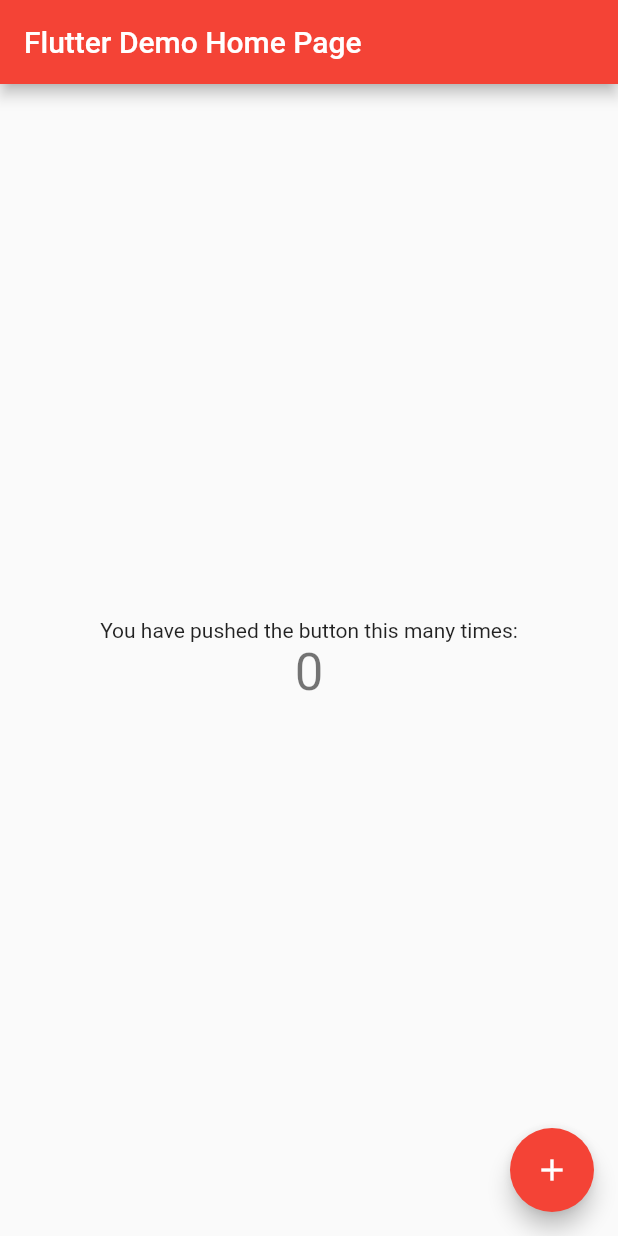
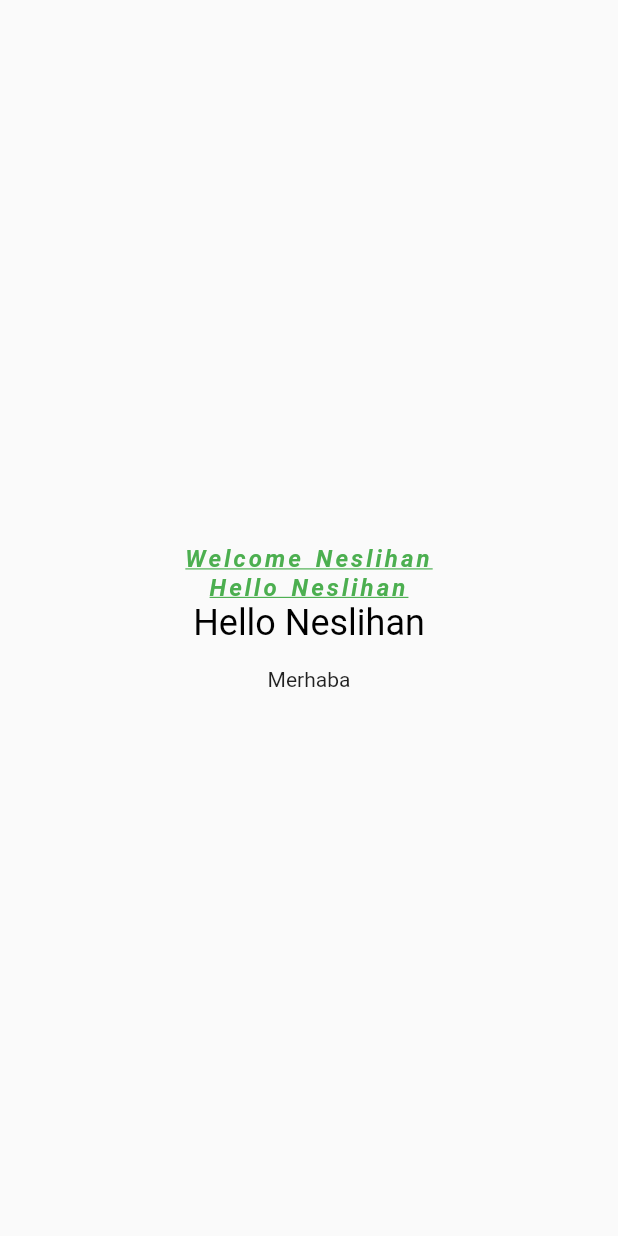
Before and after one commit to neslihanatasever/flutter_full_learnn, a Flutter app: the screen it shows after launch, on a phone screen of 412 x 824 dp. Run offline on Flutter 3.47's test engine with Material 2 defaults, Android fonts, the phone set to English and light mode, and no system bars.

Commit message:
TextLearn.Dart

```diff
--- a/lib/101/text_learn.dart
+++ b/lib/101/text_learn.dart
@@ -0,0 +1,64 @@
+import 'package:flutter/material.dart';
+
+class TextLearnView extends StatelessWidget {
+  TextLearnView({Key? key, this.userName}) : super(key: key);
+  final String name = 'Neslihan';
+  final String? userName;
+
+  final ProjectKeys keys= ProjectKeys();
+
+  @override
+  Widget build(BuildContext context) {
+    return Scaffold(
+      body: Center(
+        child: Column(
+          mainAxisAlignment: MainAxisAlignment.center,
+          children: [
+            Text(
+              ('Welcome $name'),
+              maxLines: 2,
+              overflow: TextOverflow.ellipsis,
+              textAlign: TextAlign.center,
+              style: ProjectStyles.welcomeStyle,
+            ),
+            Text(
+              ('Hello $name'),
+              maxLines: 2,
+              overflow: TextOverflow.ellipsis,
+              textAlign: TextAlign.center,
+              style: ProjectStyles.welcomeStyle,
+            ),
+            Text(
+              ('Hello $name'),
+              maxLines: 2,
+              overflow: TextOverflow.ellipsis,
+              textAlign: TextAlign.center,
+              style: Theme.of(context).textTheme.headline5?.copyWith(color: ProjectColors.welcomeColor),
+            ),
+            Text(userName ?? ''),
+            Text(keys.welcome),
+          ],
+        ),
+      ),
+    );
+  }
+}
+
+class ProjectStyles {
+  static TextStyle welcomeStyle = const TextStyle(
+      wordSpacing: 2,
+      letterSpacing: 2,
+      color: Colors.green,
+      fontSize: 16,
+      decoration: TextDecoration.underline,
+      fontWeight: FontWeight.w600,
+      fontStyle: FontStyle.italic);
+}
+
+class ProjectColors {
+  static Color welcomeColor = Colors.black;
+}
+
+class ProjectKeys {
+  final String welcome = "Merhaba";
+}
--- a/lib/main.dart
+++ b/lib/main.dart
@@ -1,115 +1,21 @@
 import 'package:flutter/material.dart';
+import 'package:flutter_full_learn/101/text_learn.dart';
 
 void main() {
-  runApp(const MyApp()); //ali dayı
+  runApp(const MyApp());
 }
 
 class MyApp extends StatelessWidget {
   const MyApp({Key? key}) : super(key: key);
 
-  // This widget is the root of your application.
   @override
   Widget build(BuildContext context) {
     return MaterialApp(
       title: 'Flutter Demo',
       theme: ThemeData(
-        // This is the theme of your application.
-        //
-        // Try running your application with "flutter run". You'll see the
-        // application has a blue toolbar. Then, without quitting the app, try
-        // changing the primarySwatch below to Colors.green and then invoke
-        // "hot reload" (press "r" in the console where you ran "flutter run",
-        // or simply save your changes to "hot reload" in a Flutter IDE).
-        // Notice that the counter didn't reset back to zero; the application
-        // is not restarted.
-        primarySwatch: Colors.red,
+        primarySwatch: Colors.blueGrey,
       ),
-      home: const MyHomePage(title: 'Flutter Demo Home Page'),
+      home: TextLearnView(),
     );
   }
 }
-
-class MyHomePage extends StatefulWidget {
-  const MyHomePage({Key? key, required this.title}) : super(key: key);
-
-  // This widget is the home page of your application. It is stateful, meaning
-  // that it has a State object (defined below) that contains fields that affect
-  // how it looks.
-
-  // This class is the configuration for the state. It holds the values (in this
-  // case the title) provided by the parent (in this case the App widget) and
-  // used by the build method of the State. Fields in a Widget subclass are
-  // always marked "final".
-
-  final String title;
-
-  @override
-  State<MyHomePage> createState() => _MyHomePageState();
-}
-
-class _MyHomePageState extends State<MyHomePage> {
-  int _counter = 0;
-
-  void _incrementCounter() {
-    setState(() {
-      // This call to setState tells the Flutter framework that something has
-      // changed in this State, which causes it to rerun the build method below
-      // so that the display can reflect the updated values. If we changed
-      // _counter without calling setState(), then the build method would not be
-      // called again, and so nothing would appear to happen.
-      _counter++;
-    });
-  }
-
-  @override
-  Widget build(BuildContext context) {
-    // This method is rerun every time setState is called, for instance as done
-    // by the _incrementCounter method above.
-    //
-    // The Flutter framework has been optimized to make rerunning build methods
-    // fast, so that you can just rebuild anything that needs updating rather
-    // than having to individually change instances of widgets.
-    return Scaffold(
-      appBar: AppBar(
-        // Here we take the value from the MyHomePage object that was created by
-        // the App.build method, and use it to set our appbar title.
-        title: Text(widget.title),
-      ),
-      body: Center(
-        // Center is a layout widget. It takes a single child and positions it
-        // in the middle of the parent.
-        child: Column(
-          // Column is also a layout widget. It takes a list of children and
-          // arranges them vertically. By default, it sizes itself to fit its
-          // children horizontally, and tries to be as tall as its parent.
-          //
-          // Invoke "debug painting" (press "p" in the console, choose the
-          // "Toggle Debug Paint" action from the Flutter Inspector in Android
-          // Studio, or the "Toggle Debug Paint" command in Visual Studio Code)
-          // to see the wireframe for each widget.
-          //
-          // Column has various properties to control how it sizes itself and
-          // how it positions its children. Here we use mainAxisAlignment to
-          // center the children vertically; the main axis here is the vertical
-          // axis because Columns are vertical (the cross axis would be
-          // horizontal).
-          mainAxisAlignment: MainAxisAlignment.center,
-          children: <Widget>[
-            const Text(
-              'You have pushed the button this many times:',
-            ),
-            Text(
-              '$_counter',
-              style: Theme.of(context).textTheme.headline4,
-            ),
-          ],
-        ),
-      ),
-      floatingActionButton: FloatingActionButton(
-        onPressed: _incrementCounter,
-        tooltip: 'Increment',
-        child: const Icon(Icons.add),
-      ), // This trailing comma makes auto-formatting nicer for build methods.
-    );
-  }
-}
```
